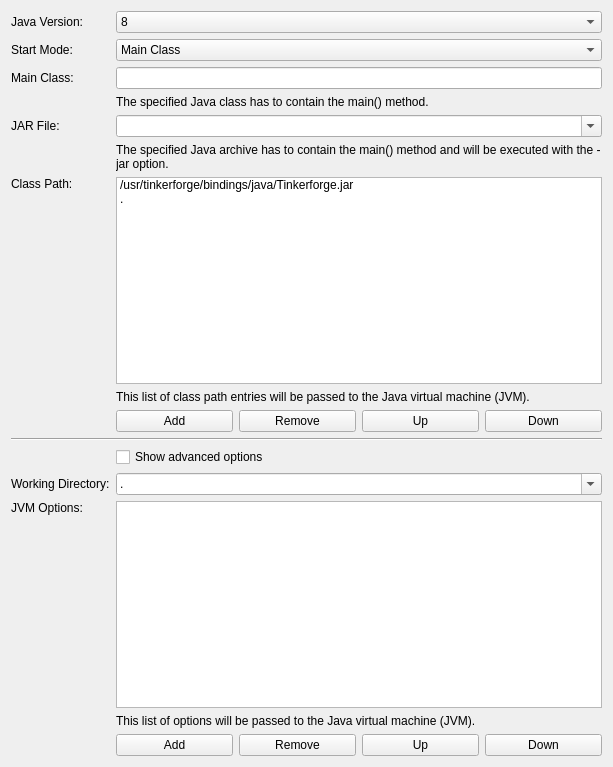
This is src/brickv/plugin_system/plugins/red/ui/new_program_java.ui in Tinkerforge/brickv as Qt 5 draws it before an edit. The edited form follows.
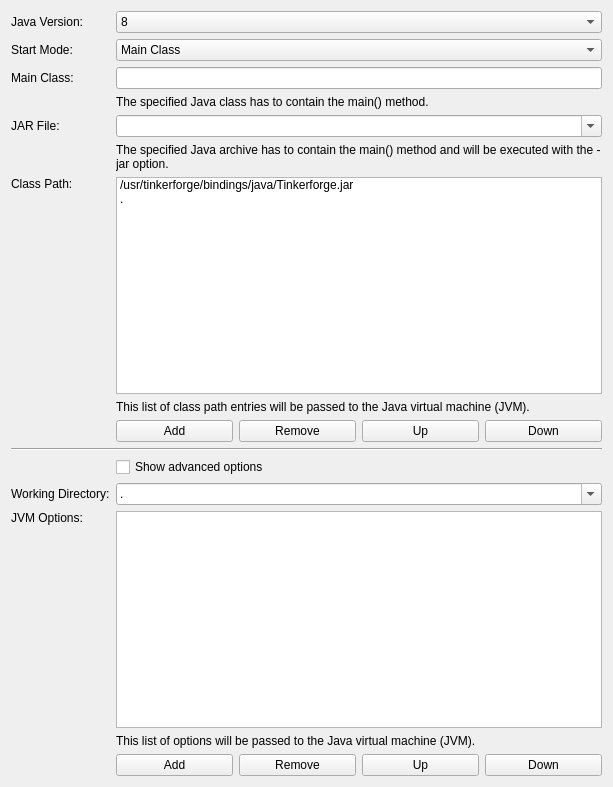
This is the edited form.

The edit to the form file:
```diff
--- a/src/brickv/plugin_system/plugins/red/ui/new_program_java.ui
+++ b/src/brickv/plugin_system/plugins/red/ui/new_program_java.ui
@@ -7,7 +7,7 @@
     <x>0</x>
     <y>0</y>
     <width>613</width>
-    <height>767</height>
+    <height>787</height>
    </rect>
   </property>
   <property name="windowTitle">
```
